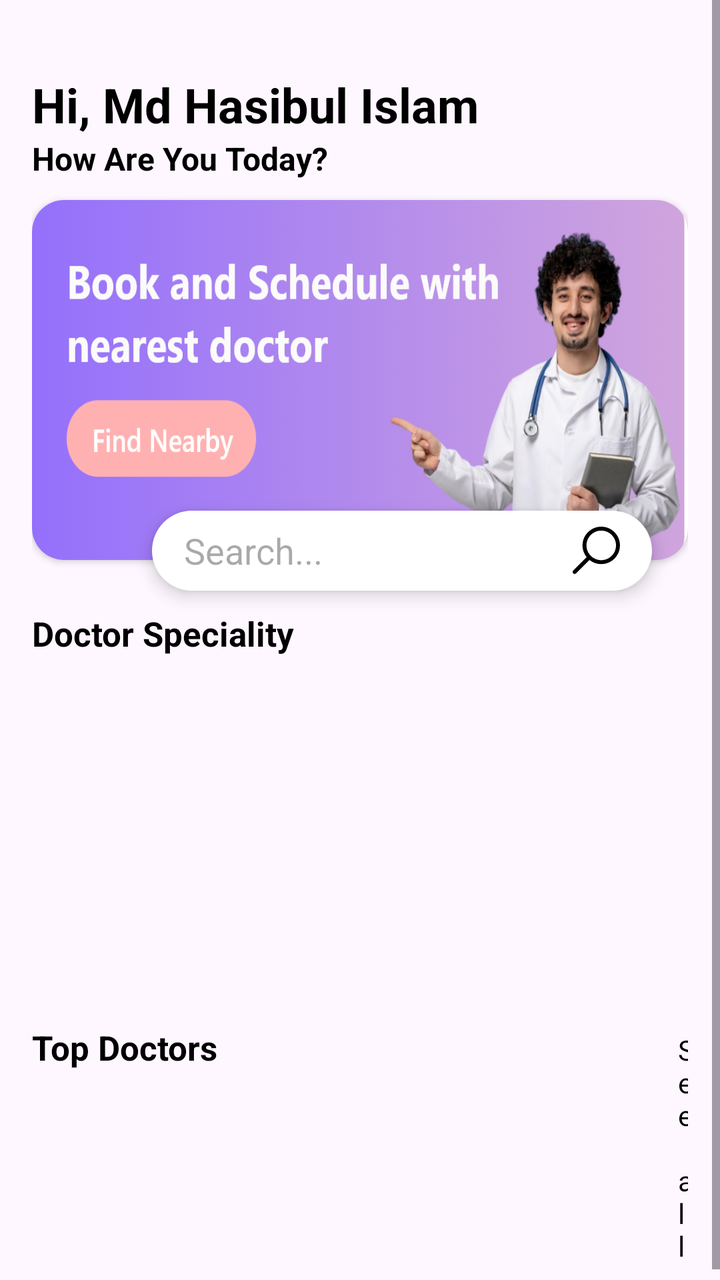
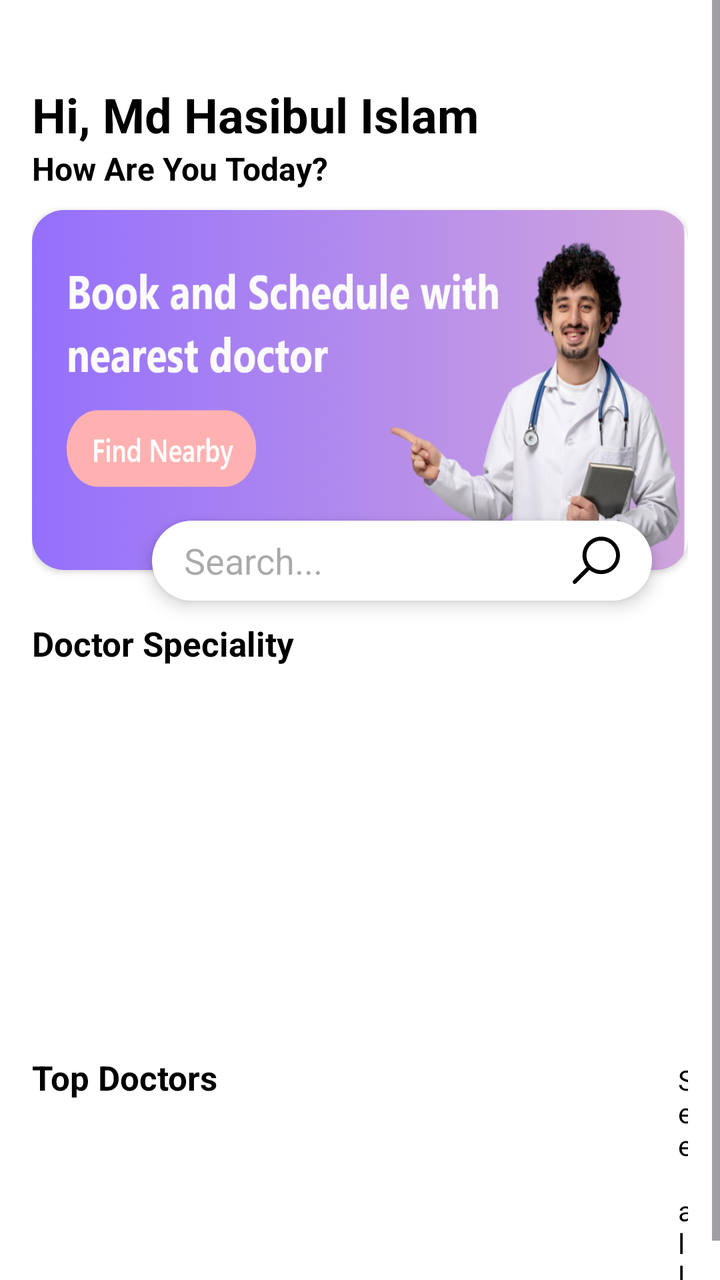

Before-and-after screenshots of an Android layout around one commit, followed by the original layout XML and the change that was made.
<!-- AndroidManifest.xml: application theme Theme.Appointment -->
<!-- res/layout/fragment_explore.xml -->
<?xml version="1.0" encoding="utf-8"?>
<androidx.constraintlayout.widget.ConstraintLayout xmlns:android="http://schemas.android.com/apk/res/android"
    xmlns:tools="http://schemas.android.com/tools"
    xmlns:app="http://schemas.android.com/apk/res-auto"
    android:layout_width="match_parent"
    android:layout_height="match_parent"
    tools:context=".Fragment.ExploreFragment">

    <ScrollView
        android:layout_width="match_parent"
        android:layout_height="0dp"
        android:fillViewport="true"
        app:layout_constraintTop_toTopOf="parent"
        app:layout_constraintBottom_toBottomOf="parent">

        <LinearLayout
            android:layout_width="match_parent"
            android:layout_height="wrap_content"
            android:orientation="vertical"
            android:padding="16dp">

            
            <TextView
                android:id="@+id/tvHi"
                android:layout_width="wrap_content"
                android:layout_height="wrap_content"
                android:text="Hi, Md Hasibul Islam"
                android:layout_marginTop="20dp"
                android:textSize="24sp"
                android:textStyle="bold"
                android:textColor="@color/black" />

            <TextView
                android:id="@+id/tvHello"
                android:layout_width="wrap_content"
                android:layout_height="wrap_content"
                android:text="How Are You Today?"
                android:textSize="16sp"
                android:textStyle="bold"
                android:textColor="@color/black" />

            
            <androidx.cardview.widget.CardView
                android:layout_width="match_parent"
                android:layout_height="180dp"
                android:layout_marginTop="10dp"
                app:cardCornerRadius="16dp"
                android:elevation="6dp">

                <androidx.constraintlayout.widget.ConstraintLayout
                    android:layout_width="match_parent"
                    android:layout_height="match_parent"
                    android:background="@drawable/banner"
                    android:padding="16dp" />

            </androidx.cardview.widget.CardView>

            
            <EditText
                android:id="@+id/etSearch"
                android:layout_width="250dp"
                android:layout_height="40dp"
                android:layout_marginTop="-25dp"
                android:layout_marginStart="60dp"
                android:background="@drawable/white_bg"
                android:elevation="5dp"
                android:hint="Search..."
                android:paddingHorizontal="16dp"
                android:drawableEnd="@drawable/search_icon"
                android:gravity="center_vertical" />

            
            <LinearLayout
                android:layout_width="match_parent"
                android:layout_height="wrap_content"
                android:layout_marginTop="10dp"
                android:orientation="horizontal">

                <TextView
                    android:layout_width="wrap_content"
                    android:layout_height="wrap_content"
                    android:text="Doctor Speciality"
                    android:textStyle="bold"
                    android:textSize="17sp"
                    android:textColor="@color/black" />

                <TextView
                    android:id="@+id/tvSeeAllSpeciality"
                    android:layout_width="wrap_content"
                    android:layout_height="wrap_content"
                    android:layout_marginStart="200dp"
                    android:text="See all"
                    android:textColor="@color/black" />
            </LinearLayout>

            
            <androidx.recyclerview.widget.RecyclerView
                android:id="@+id/rvSpeciality"
                android:layout_width="match_parent"
                android:layout_height="90dp"
                android:clipToPadding="false" />

            <ProgressBar
                android:id="@+id/loadingSpeciality"
                android:layout_width="wrap_content"
                android:layout_height="wrap_content"
                android:layout_gravity="center"
                android:visibility="gone" />

            
            <LinearLayout
                android:layout_width="match_parent"
                android:layout_height="wrap_content"
                android:orientation="horizontal">

                <TextView
                    android:layout_width="wrap_content"
                    android:layout_height="wrap_content"
                    android:text="Top Doctors"
                    android:textColor="@color/black"
                    android:textSize="17sp"
                    android:textStyle="bold" />

                <TextView
                    android:id="@+id/tvSeeAllDoctors"
                    android:layout_width="wrap_content"
                    android:layout_height="wrap_content"
                    android:layout_marginStart="230dp"
                    android:text="See all"
                    android:textColor="@color/black" />
            </LinearLayout>

            
            <androidx.recyclerview.widget.RecyclerView
                android:id="@+id/rvDoctors"
                android:layout_width="match_parent"
                android:layout_height="wrap_content" />

            <ProgressBar
                android:id="@+id/loadingDoctors"
                android:layout_width="wrap_content"
                android:layout_height="wrap_content"
                android:layout_gravity="center"
                android:visibility="gone" />

        </LinearLayout>
    </ScrollView>

</androidx.constraintlayout.widget.ConstraintLayout>
<!-- resources referenced by this layout -->
<resources>
  <color name="black">#FF000000</color>
  <!-- drawable banner: png bitmap (drawable-hdpi, 113091 bytes) -->
  <!-- drawable search_icon: png bitmap (drawable-hdpi, 699 bytes) -->
  <!-- drawable white_bg (drawable) -->
  <?xml version="1.0" encoding="utf-8"?>
  <selector xmlns:android="http://schemas.android.com/apk/res/android">
  
      <item>
          <shape android:shape="rectangle">
              <solid android:color="@color/white"/>
              <corners android:radius="100dp"/>
  
  
          </shape>
      </item>
  
  </selector>
  <style name="Theme.Appointment" parent="Base.Theme.Appointment" />
  <color name="white">#FFFFFFFF</color>
  <style name="Base.Theme.Appointment" parent="Theme.Material3.DayNight.NoActionBar">
          
          
      </style>
</resources>

<!-- the commit's change to res/layout/fragment_explore.xml (unified diff, before → after) -->
@@ -4,6 +4,7 @@
     xmlns:app="http://schemas.android.com/apk/res-auto"
     android:layout_width="match_parent"
     android:layout_height="match_parent"
+    android:background="@color/white"
     tools:context=".Fragment.ExploreFragment">
 
     <ScrollView
@@ -25,7 +26,7 @@
                 android:layout_width="wrap_content"
                 android:layout_height="wrap_content"
                 android:text="Hi, Md Hasibul Islam"
-                android:layout_marginTop="20dp"
+                android:layout_marginTop="25dp"
                 android:textSize="24sp"
                 android:textStyle="bold"
                 android:textColor="@color/black" />
@@ -65,6 +66,7 @@
                 android:background="@drawable/white_bg"
                 android:elevation="5dp"
                 android:hint="Search..."
+                android:textColor="@color/black"
                 android:paddingHorizontal="16dp"
                 android:drawableEnd="@drawable/search_icon"
                 android:gravity="center_vertical" />
@@ -111,7 +113,8 @@
             <LinearLayout
                 android:layout_width="match_parent"
                 android:layout_height="wrap_content"
-                android:orientation="horizontal">
+                android:orientation="horizontal"
+                android:layout_marginTop="10dp">
 
                 <TextView
                     android:layout_width="wrap_content"
